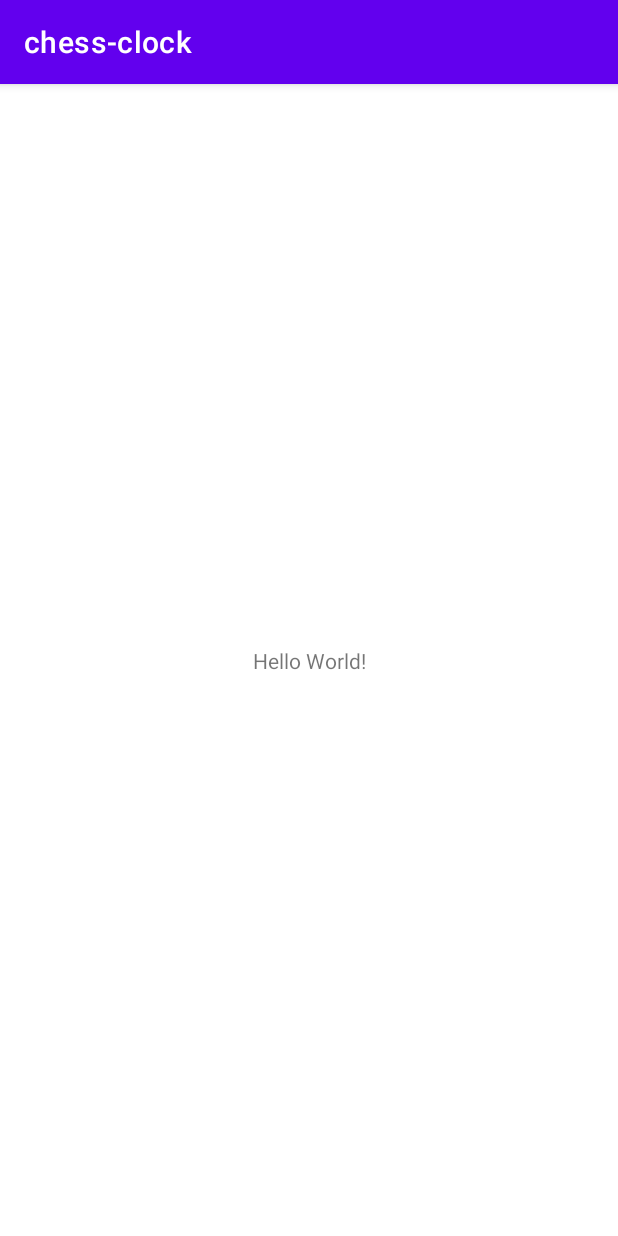
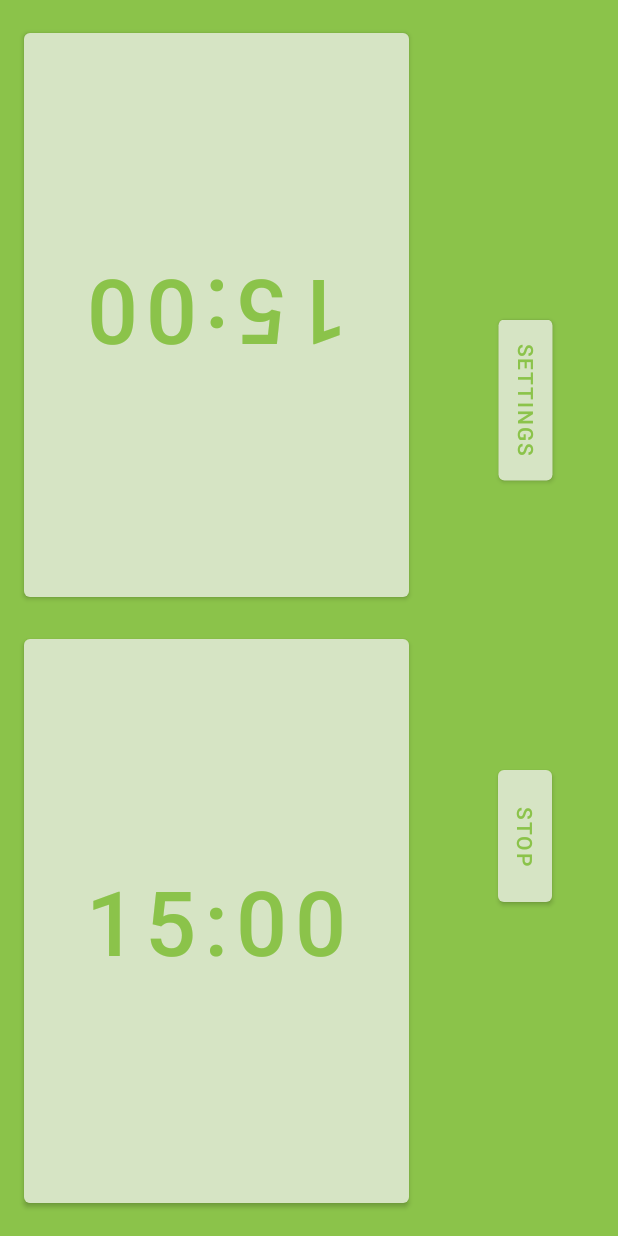
Before and after one commit to MarcinGruchala/chess-clock-mobile-aplication, an Android app: the screen it shows after launch (MainActivity), on a phone screen of 412 x 824 dp. Run offline under Robolectric (Android 15) with nearby library versions, the phone set to English and light mode, and no system bars.

Commit message:
Created temporary UI design

```diff
--- a/app/src/main/res/layout/activity_main.xml
+++ b/app/src/main/res/layout/activity_main.xml
@@ -4,15 +4,83 @@
     xmlns:tools="http://schemas.android.com/tools"
     android:layout_width="match_parent"
     android:layout_height="match_parent"
-    tools:context=".MainActivity">
+    tools:context=".MainActivity"
+    android:background="@color/background">
 
-    <TextView
+    <Button
+        android:id="@+id/btnTime1"
+        android:layout_width="0dp"
+        android:layout_height="0dp"
+        android:layout_marginStart="16dp"
+        android:layout_marginLeft="16dp"
+        android:layout_marginTop="16dp"
+        android:layout_marginEnd="16dp"
+        android:layout_marginRight="16dp"
+        android:layout_marginBottom="8dp"
+        android:rotation="180"
+        android:text="15:00"
+        android:textColor="@color/background"
+        android:textSize="60sp"
+        app:backgroundTint="@color/buttons"
+        app:iconTint="@color/background"
+        app:layout_constraintBottom_toTopOf="@+id/btnTime2"
+        app:layout_constraintEnd_toStartOf="@+id/guideline2"
+        app:layout_constraintHorizontal_bias="0.5"
+        app:layout_constraintStart_toStartOf="parent"
+        app:layout_constraintTop_toTopOf="parent" />
+
+    <Button
+        android:id="@+id/btnTime2"
+        android:layout_width="0dp"
+        android:layout_height="0dp"
+        android:layout_marginStart="16dp"
+        android:layout_marginLeft="16dp"
+        android:layout_marginTop="8dp"
+        android:layout_marginEnd="16dp"
+        android:layout_marginRight="16dp"
+        android:layout_marginBottom="16dp"
+        android:text="15:00"
+        android:textColor="@color/background"
+        android:textSize="60sp"
+        app:backgroundTint="@color/buttons"
+        app:layout_constraintBottom_toBottomOf="parent"
+        app:layout_constraintEnd_toStartOf="@+id/guideline2"
+        app:layout_constraintHorizontal_bias="0.5"
+        app:layout_constraintStart_toStartOf="parent"
+        app:layout_constraintTop_toBottomOf="@+id/btnTime1" />
+
+    <androidx.constraintlayout.widget.Guideline
+        android:id="@+id/guideline2"
         android:layout_width="wrap_content"
         android:layout_height="wrap_content"
-        android:text="Hello World!"
-        app:layout_constraintBottom_toBottomOf="parent"
-        app:layout_constraintLeft_toLeftOf="parent"
-        app:layout_constraintRight_toRightOf="parent"
+        android:orientation="vertical"
+        app:layout_constraintGuide_percent="0.7" />
+
+    <Button
+        android:id="@+id/btnSettings"
+        android:layout_width="wrap_content"
+        android:layout_height="wrap_content"
+        android:rotation="90"
+        android:text="@string/btnSettings"
+        android:textColor="@color/background"
+        app:backgroundTint="@color/buttons"
+        app:layout_constraintBottom_toTopOf="@+id/btnStartPause"
+        app:layout_constraintEnd_toEndOf="parent"
+        app:layout_constraintHorizontal_bias="0.5"
+        app:layout_constraintStart_toStartOf="@+id/guideline2"
         app:layout_constraintTop_toTopOf="parent" />
 
+    <Button
+        android:id="@+id/btnStartPause"
+        android:layout_width="wrap_content"
+        android:layout_height="wrap_content"
+        android:rotation="90"
+        android:text="@string/btnStart"
+        android:textColor="@color/background"
+        app:backgroundTint="@color/buttons"
+        app:layout_constraintBottom_toBottomOf="parent"
+        app:layout_constraintEnd_toEndOf="parent"
+        app:layout_constraintHorizontal_bias="0.5"
+        app:layout_constraintStart_toStartOf="@+id/guideline2"
+        app:layout_constraintTop_toBottomOf="@+id/btnSettings" />
 </androidx.constraintlayout.widget.ConstraintLayout>
--- a/app/src/main/res/values-night/themes.xml
+++ b/app/src/main/res/values-night/themes.xml
@@ -1,6 +1,6 @@
 <resources xmlns:tools="http://schemas.android.com/tools">
     <!-- Base application theme. -->
-    <style name="Theme.Chessclock" parent="Theme.MaterialComponents.DayNight.DarkActionBar">
+    <style name="Theme.Chessclock" parent="Theme.MaterialComponents.DayNight.NoActionBar">
         <!-- Primary brand color. -->
         <item name="colorPrimary">@color/purple_200</item>
         <item name="colorPrimaryVariant">@color/purple_700</item>
--- a/app/src/main/res/values/colors.xml
+++ b/app/src/main/res/values/colors.xml
@@ -7,4 +7,6 @@
     <color name="teal_700">#FF018786</color>
     <color name="black">#FF000000</color>
     <color name="white">#FFFFFFFF</color>
+    <color name="background">#8BC34A</color>
+    <color name="buttons">#D6E4C4</color>
 </resources>
--- a/app/src/main/res/values/strings.xml
+++ b/app/src/main/res/values/strings.xml
@@ -1,3 +1,6 @@
 <resources>
     <string name="app_name">chess-clock</string>
+    <string name="btnSettings">Settings</string>
+    <string name="btnStart">Stop</string>
+    <string name="btnPause">Start</string>
 </resources>
--- a/app/src/main/res/values/themes.xml
+++ b/app/src/main/res/values/themes.xml
@@ -1,6 +1,6 @@
 <resources xmlns:tools="http://schemas.android.com/tools">
     <!-- Base application theme. -->
-    <style name="Theme.Chessclock" parent="Theme.MaterialComponents.DayNight.DarkActionBar">
+    <style name="Theme.Chessclock" parent="Theme.MaterialComponents.DayNight.NoActionBar">
         <!-- Primary brand color. -->
         <item name="colorPrimary">@color/purple_500</item>
         <item name="colorPrimaryVariant">@color/purple_700</item>
```
